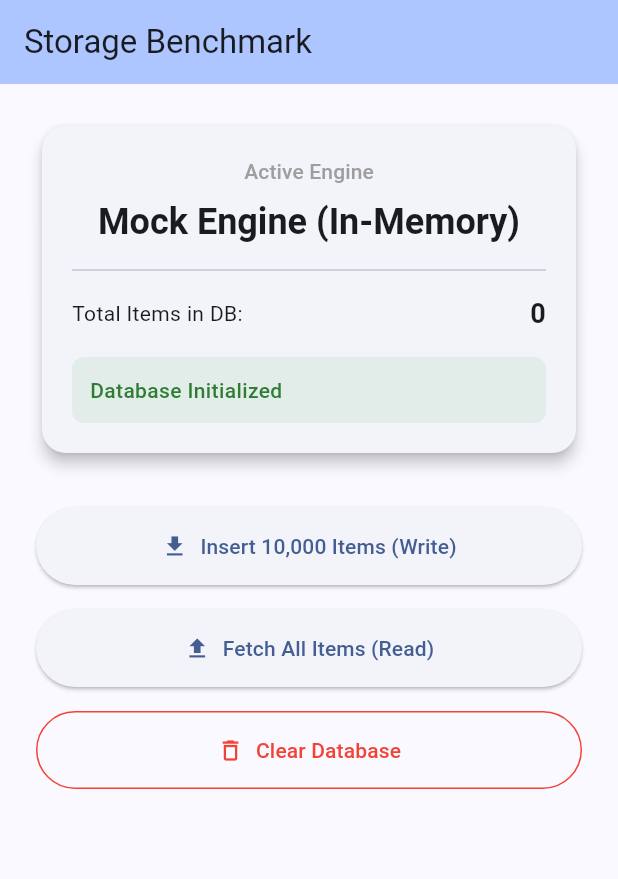
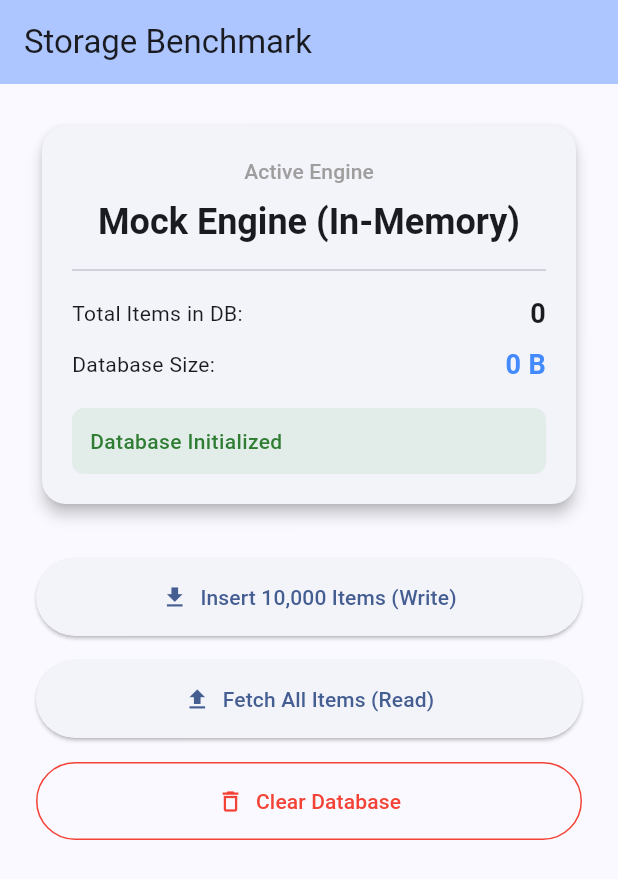
Before and after one commit to farookeei/flutter_local_storages, a Flutter app: the screen it shows after launch, on a phone screen of 412 x 824 dp. Shown: the top 879 px of the screen. Run offline on Flutter 3.47's test engine with Material 3 defaults, Android fonts, the phone set to English and light mode, and no system bars.

Commit message:
feat: update base main template with storage size metric and Big-O README

```diff
--- a/lib/features/storage_demo/data/mock_storage_repository.dart
+++ b/lib/features/storage_demo/data/mock_storage_repository.dart
@@ -32,4 +32,10 @@ class MockStorageRepository implements StorageRepository {
   Future<void> clearAll() async {
     _inMemoryDb.clear();
   }
+
+  @override
+  Future<int> getStorageSizeInBytes() async {
+    // Roughly estimate RAM size by stringifying the list
+    return _inMemoryDb.fold(0, (sum, item) => sum + item.title.length + item.content.length + 32);
+  }
 }
--- a/lib/features/storage_demo/domain/repositories/storage_repository.dart
+++ b/lib/features/storage_demo/domain/repositories/storage_repository.dart
@@ -15,4 +15,7 @@ abstract class StorageRepository {
 
   /// Clear all data in the storage
   Future<void> clearAll();
+
+  /// Returns the total storage size in bytes on disk/memory
+  Future<int> getStorageSizeInBytes();
 }
--- a/lib/features/storage_demo/presentation/screens/benchmark_screen.dart
+++ b/lib/features/storage_demo/presentation/screens/benchmark_screen.dart
@@ -15,6 +15,7 @@ class _BenchmarkScreenState extends State<BenchmarkScreen> {
   bool _isWorking = false;
   String _statusMessage = 'Ready';
   int _totalItems = 0;
+  int _storageSizeInBytes = 0;
 
   @override
   void initState() {
@@ -25,18 +26,27 @@ class _BenchmarkScreenState extends State<BenchmarkScreen> {
   Future<void> _initDatabase() async {
     setState(() => _isWorking = true);
     await widget.repository.init();
-    await _refreshCount();
+    await _refreshMetrics();
     setState(() {
       _isWorking = false;
       _statusMessage = 'Database Initialized';
     });
   }
 
-  Future<void> _refreshCount() async {
+  Future<void> _refreshMetrics() async {
     final items = await widget.repository.fetchAll();
+    final bytes = await widget.repository.getStorageSizeInBytes();
     setState(() {
       _totalItems = items.length;
+      _storageSizeInBytes = bytes;
     });
+  }
+
+  String _formatBytes(int bytes) {
+    if (bytes <= 0) return '0 B';
+    if (bytes < 1024) return '$bytes B';
+    if (bytes < 1024 * 1024) return '${(bytes / 1024).toStringAsFixed(2)} KB';
+    return '${(bytes / (1024 * 1024)).toStringAsFixed(2)} MB';
   }
 
   Future<void> _runWriteBenchmark() async {
@@ -54,7 +64,7 @@ class _BenchmarkScreenState extends State<BenchmarkScreen> {
     await widget.repository.insertBulk(items);
     stopwatch.stop();
 
-    await _refreshCount();
+    await _refreshMetrics();
 
     setState(() {
       _isWorking = false;
@@ -72,8 +82,9 @@ class _BenchmarkScreenState extends State<BenchmarkScreen> {
     final items = await widget.repository.fetchAll();
     stopwatch.stop();
 
+    await _refreshMetrics();
+
     setState(() {
-      _totalItems = items.length;
       _isWorking = false;
       _statusMessage = 'Read ${items.length} items in ${stopwatch.elapsedMilliseconds} ms';
     });
@@ -82,7 +93,7 @@ class _BenchmarkScreenState extends State<BenchmarkScreen> {
   Future<void> _clearDatabase() async {
     setState(() => _isWorking = true);
     await widget.repository.clearAll();
-    await _refreshCount();
+    await _refreshMetrics();
     setState(() {
       _isWorking = false;
       _statusMessage = 'Database Cleared';
@@ -138,6 +149,17 @@ class _BenchmarkScreenState extends State<BenchmarkScreen> {
                 Text(
                   '$_totalItems',
                   style: const TextStyle(fontWeight: FontWeight.bold, fontSize: 18),
+                ),
+              ],
+            ),
+            const SizedBox(height: 8),
+            Row(
+              mainAxisAlignment: MainAxisAlignment.spaceBetween,
+              children: [
+                const Text('Database Size:'),
+                Text(
+                  _formatBytes(_storageSizeInBytes),
+                  style: const TextStyle(fontWeight: FontWeight.bold, fontSize: 18, color: Colors.blueAccent),
                 ),
               ],
             ),
--- a/pubspec.yaml
+++ b/pubspec.yaml
@@ -34,6 +34,8 @@ dependencies:
   # The following adds the Cupertino Icons font to your application.
   # Use with the CupertinoIcons class for iOS style icons.
   cupertino_icons: ^1.0.8
+  path_provider: ^2.1.2
+  shared_preferences: ^2.2.3
 
 dev_dependencies:
   flutter_test:
```
Also changed, not shown: pubspec.lock, 4 other files.
